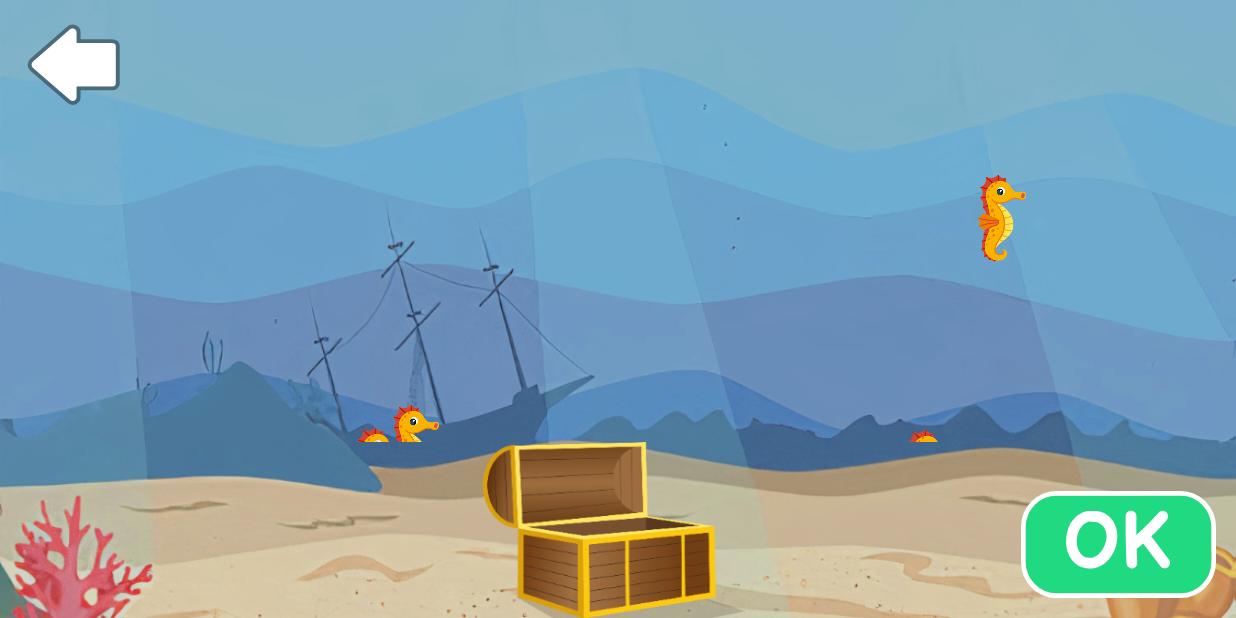
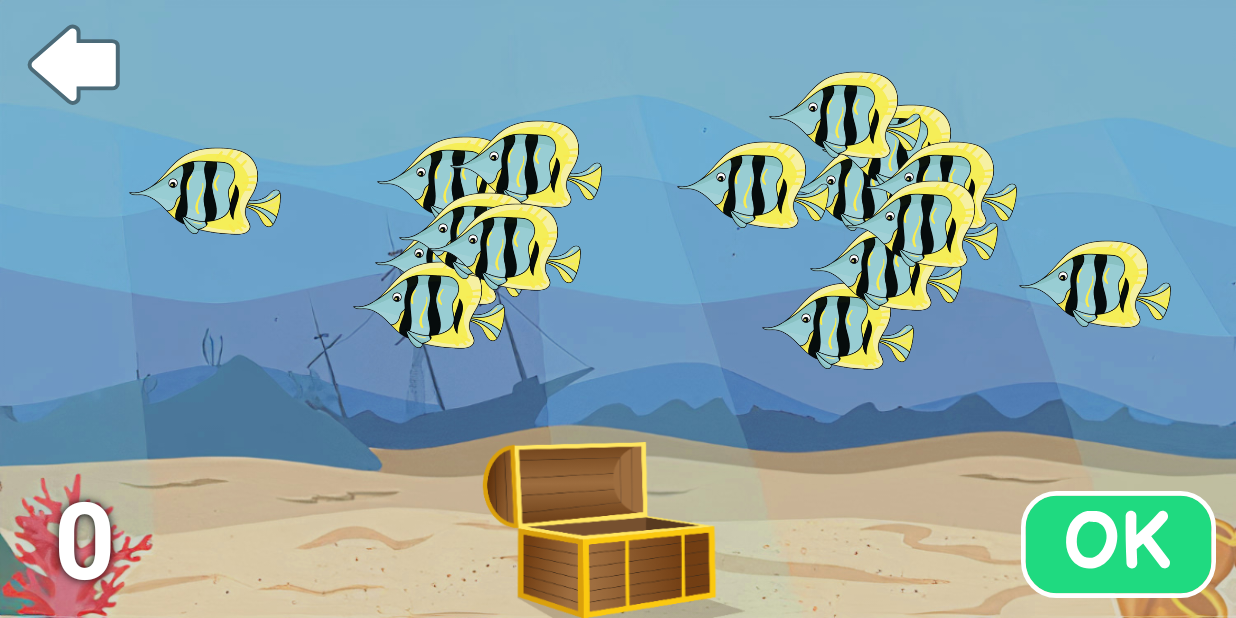
Before and after one commit to jimmy-jossue/Aprendiendo_a_contar_movil, an Android app: the ArrastraFragment screen opened through its navigation route, on a phone screen of 824 x 412 dp (held sideways). Run offline under Robolectric (Android 15) with nearby library versions, the phone set to English and light mode, and no system bars; our stand-ins replace Room's generated code, sdp/ssp sizes.

Commit message:
-- Cambios de la actividad ArrastraFragment

```diff
--- a/app/src/main/java/com/janus/aprendiendoacontar/juego/ArrastraFragment.java
+++ b/app/src/main/java/com/janus/aprendiendoacontar/juego/ArrastraFragment.java
@@ -7,10 +7,10 @@ import android.view.DragEvent;
 import android.view.View;
 import android.view.ViewGroup;
 import android.widget.AbsoluteLayout;
-import android.widget.FrameLayout;
 import android.widget.ImageButton;
 import android.widget.ImageView;
 import android.widget.LinearLayout;
+import android.widget.Toast;
 
 import androidx.navigation.Navigation;
 
@@ -24,15 +24,17 @@ public class ArrastraFragment extends BaseFragment implements View.OnClickListen
 
     Stack<Integer> cantidades;
     AbsoluteLayout lyContainerViews;
-    FrameLayout lyDestino;
+    AbsoluteLayout lyDestino;
     int indice, cantidadActual;
     int idImage;
     private ImageButton btnAtras;
     private ImageButton btnOk;
+
     private View.OnDragListener dragListener = new View.OnDragListener() {
         @Override
         public boolean onDrag(View view, DragEvent dragEvent) {
             switch (dragEvent.getAction()) {
+
                 case DragEvent.ACTION_DRAG_STARTED:
                     return dragEvent.getClipDescription().hasMimeType(ClipDescription.MIMETYPE_TEXT_PLAIN);
                 case DragEvent.ACTION_DRAG_ENTERED:
@@ -43,18 +45,22 @@ public class ArrastraFragment extends BaseFragment implements View.OnClickListen
                 case DragEvent.ACTION_DRAG_LOCATION:
                     return true;
                 case DragEvent.ACTION_DROP:
-                    ClipData.Item item = dragEvent.getClipData().getItemAt(0);
                     view.invalidate();
                     View v = (View) dragEvent.getLocalState();
-                    //Remover elemento de su conteneror original
-                    ViewGroup viewGroup = (ViewGroup) v.getParent();
-                    viewGroup.removeView(v);
-                    //agregar elemento al destino
-                    FrameLayout destination = (FrameLayout) view;
-                    destination.addView(v);
-                    v.setVisibility(View.INVISIBLE);
 
-
+                    if (view.getId() == lyDestino.getId()) {
+                        //Remover elemento de su conteneror original
+                        ViewGroup viewGroup = (ViewGroup) v.getParent();
+                        viewGroup.removeView(v);
+                        //agregar elemento al destino
+                        AbsoluteLayout destination = (AbsoluteLayout) view;
+                        destination.addView(v);
+                        v.setVisibility(View.VISIBLE);
+                        if (lyDestino.getChildCount() > 0)
+                            lyDestino.getChildAt(lyDestino.getChildCount() - 1).setVisibility(View.INVISIBLE);
+                    } else {
+                        v.setVisibility(View.VISIBLE);
+                    }
                     return true;
                 default:
                     return false;
@@ -67,6 +73,12 @@ public class ArrastraFragment extends BaseFragment implements View.OnClickListen
         cantidades = Numeros.getUnorderedList();
         indice = 0;
         cantidadActual = cantidades.get(indice);
+        String texto = "";
+        for (int i : cantidades) {
+            texto += " - " + i;
+        }
+
+        Toast.makeText(requireContext(), texto, Toast.LENGTH_LONG).show();
 
         btnAtras = view.findViewById(R.id.btnAtrasArrastra);
         btnAtras.setOnClickListener(this);
@@ -77,10 +89,10 @@ public class ArrastraFragment extends BaseFragment implements View.OnClickListen
         lyDestino = view.findViewById(R.id.lyDestino);
         lyContainerViews.setOnDragListener(dragListener);
         lyDestino.setOnDragListener(dragListener);
+        view.setOnDragListener(dragListener);
 
-        paintPictures(cantidadActual);
-
-
+        int numerosDeMas = (int) Math.floor(Math.random() * 4 + 1);
+        DibujarFiguras(cantidadActual + numerosDeMas);
     }
 
     @Override
@@ -88,13 +100,14 @@ public class ArrastraFragment extends BaseFragment implements View.OnClickListen
         return R.layout.fragment_arrastra;
     }
 
-    private void paintPictures(int numberOfImages) {
+    private void DibujarFiguras(int numberOfImages) {
         if (lyContainerViews.getChildCount() > 0)
             lyContainerViews.removeAllViews();
 
         DisplayMetrics metrics = requireContext().getResources().getDisplayMetrics();
-        int itemSize = metrics.widthPixels / (numberOfImages);
-        int widthContainer = metrics.widthPixels - (itemSize + 25);
+        int temp = (numberOfImages / 2);
+        int itemSize = metrics.widthPixels / temp;
+        int widthContainer = metrics.widthPixels - (itemSize + 10);
 
         idImage = getImage((int) Math.floor(Math.random() * 8));
 
@@ -102,8 +115,8 @@ public class ArrastraFragment extends BaseFragment implements View.OnClickListen
 
             itemSize = Math.min(itemSize, 350);
 
-            int itemX = (int) (Math.random() * (widthContainer - 25) + 25);
-            int itemY = (int) (Math.random() * (widthContainer - 25) + 25);
+            int itemX = (int) (Math.random() * (widthContainer) + 10);
+            int itemY = (int) (Math.random() * (((metrics.heightPixels / 3) * 2) - itemSize) + 10);
 
             View item = createItem(itemX, itemY, itemSize);
             lyContainerViews.addView(item);
@@ -128,7 +141,7 @@ public class ArrastraFragment extends BaseFragment implements View.OnClickListen
                 String[] mimeTypes = {ClipDescription.MIMETYPE_TEXT_PLAIN};
                 ClipData data = new ClipData(clipText, mimeTypes, item);
                 View.DragShadowBuilder dragShadowBuilder = new View.DragShadowBuilder(view);
-                view.startDragAndDrop(data, dragShadowBuilder, view, 0);
+                view.startDragAndDrop(data, dragShadowBuilder, view, View.DRAG_FLAG_OPAQUE);
                 view.setVisibility(View.INVISIBLE);
                 return true;
             }
@@ -183,8 +196,6 @@ public class ArrastraFragment extends BaseFragment implements View.OnClickListen
 
             }
         }
-
-
     }
 
 
--- a/app/src/main/res/layout/fragment_arrastra.xml
+++ b/app/src/main/res/layout/fragment_arrastra.xml
@@ -1,37 +1,23 @@
 <?xml version="1.0" encoding="utf-8"?>
-<androidx.constraintlayout.widget.ConstraintLayout
-    xmlns:android="http://schemas.android.com/apk/res/android"
+<androidx.constraintlayout.widget.ConstraintLayout xmlns:android="http://schemas.android.com/apk/res/android"
+    xmlns:app="http://schemas.android.com/apk/res-auto"
     xmlns:tools="http://schemas.android.com/tools"
     android:layout_width="match_parent"
     android:layout_height="match_parent"
-    xmlns:app="http://schemas.android.com/apk/res-auto"
+    android:background="@drawable/bg_under_sea"
     tools:context=".juego.ArrastraFragment">
 
-
-    <ImageView
-        android:id="@+id/background"
+    <AbsoluteLayout
+        android:id="@+id/lyContainerViews"
         android:layout_width="match_parent"
-        android:layout_height="match_parent"
-        android:scaleType="centerCrop"
-        android:src="@drawable/bg_under_sea"
-        app:layout_constraintBottom_toBottomOf="parent"
+        android:layout_height="0dp"
+        android:layout_marginTop="@dimen/_15sdp"
+        app:layout_constraintBottom_toTopOf="@+id/lyDestino"
         app:layout_constraintEnd_toEndOf="parent"
         app:layout_constraintStart_toStartOf="parent"
         app:layout_constraintTop_toTopOf="parent" />
 
     <AbsoluteLayout
-        android:id="@+id/lyContainerViews"
-        android:layout_width="0dp"
-        android:layout_height="0dp"
-        android:layout_marginHorizontal="@dimen/_15ssp"
-        android:layout_marginTop="@dimen/_15sdp"
-        android:scaleType="fitCenter"
-        app:layout_constraintBottom_toTopOf="@+id/lyDestino"
-        app:layout_constraintEnd_toEndOf="parent"
-        app:layout_constraintStart_toStartOf="parent"
-        app:layout_constraintTop_toTopOf="parent" />
-
-    <FrameLayout
         android:id="@+id/lyDestino"
         android:layout_width="@dimen/_140sdp"
         android:layout_height="@dimen/_90sdp"
@@ -39,6 +25,22 @@
         app:layout_constraintBottom_toBottomOf="parent"
         app:layout_constraintEnd_toEndOf="parent"
         app:layout_constraintStart_toStartOf="parent" />
+
+    <TextView
+        android:id="@+id/tvOpcion1"
+        android:layout_width="@dimen/_70sdp"
+        android:layout_height="@dimen/_70sdp"
+        android:layout_margin="@dimen/_8sdp"
+        android:gravity="center"
+        android:shadowColor="@color/black"
+        android:shadowRadius="7"
+        android:text="0"
+        android:textColor="@color/white"
+        android:textSize="@dimen/_55ssp"
+        android:textStyle="bold"
+        app:layout_constraintBottom_toBottomOf="parent"
+        app:layout_constraintStart_toStartOf="parent" />
+
 
     <ImageButton
         android:id="@+id/btnAtrasArrastra"
@@ -53,12 +55,11 @@
         android:id="@+id/btnOkArrastra"
         android:layout_width="@dimen/_100sdp"
         android:layout_height="@dimen/_55sdp"
+        android:layout_margin="@dimen/_10sdp"
         android:background="@drawable/ic_btn_ok"
         android:scaleType="fitCenter"
-        android:layout_margin="@dimen/_10sdp"
         app:layout_constraintBottom_toBottomOf="parent"
-        app:layout_constraintEnd_toEndOf="parent"/>
-
+        app:layout_constraintEnd_toEndOf="parent" />
 
 
 </androidx.constraintlayout.widget.ConstraintLayout>
```
